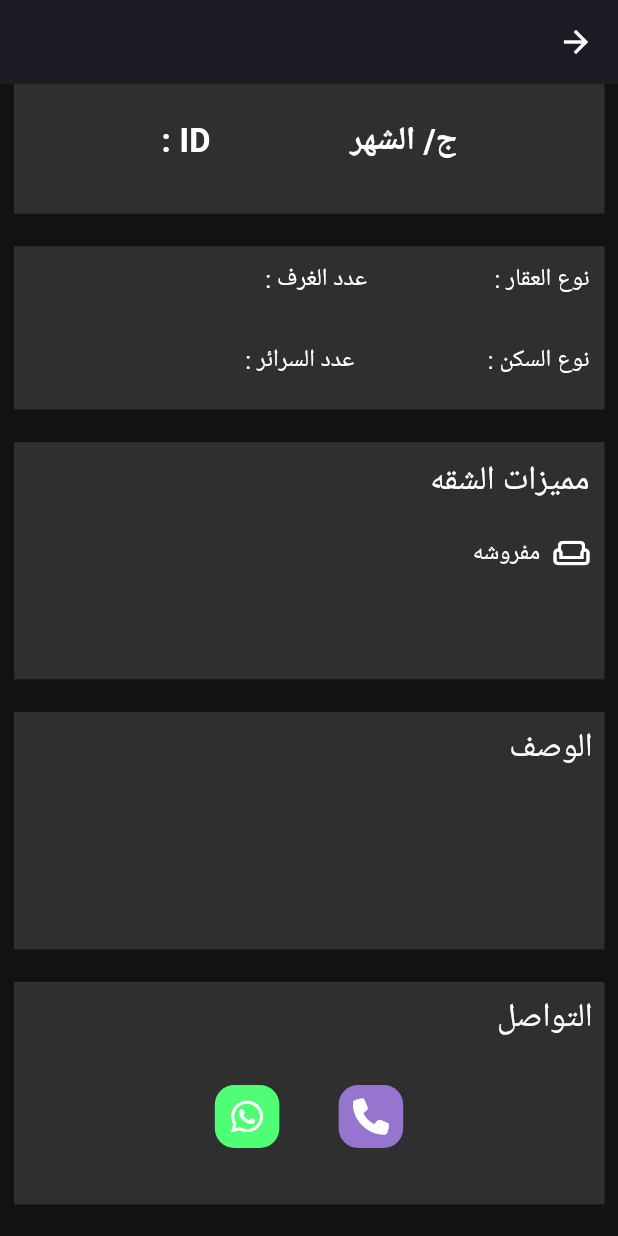
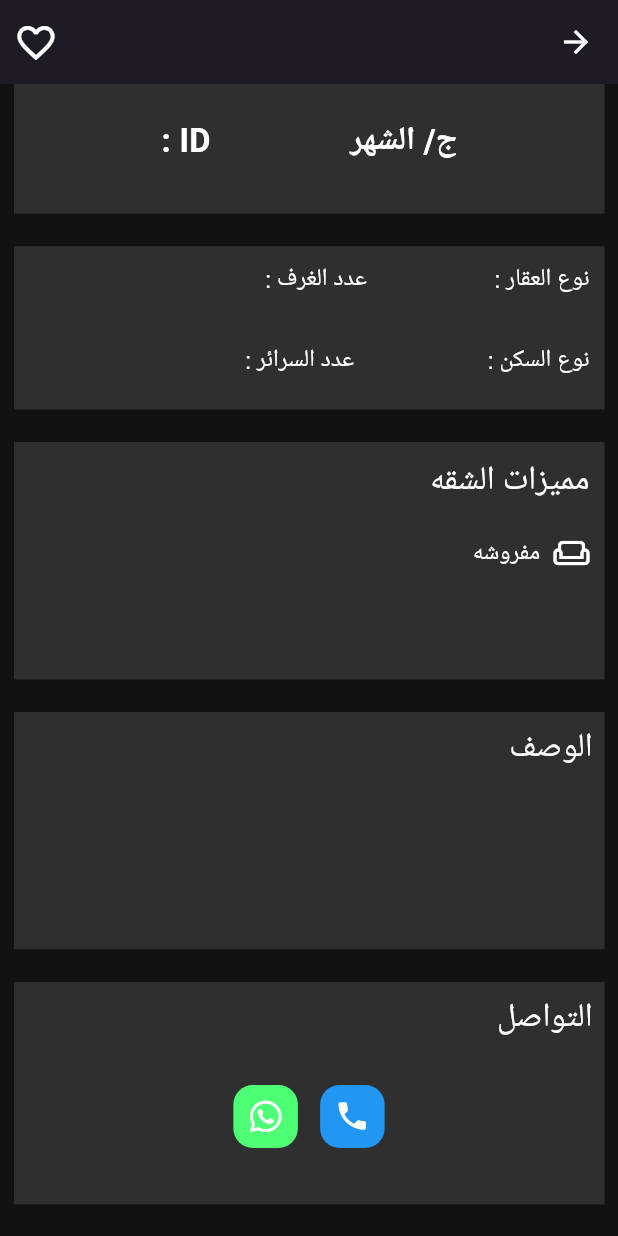
Before and after one commit to aymanaboelela/House_App, a Flutter app: the ProductView screen opened directly with empty values, scrolled down 230 dp, on a phone screen of 412 x 824 dp. Run offline on Flutter 3.47's test engine with Material 3 defaults, Android fonts, the phone set to English and light mode, and no system bars; drawn by our look-alikes of carousel_slider; our stand-ins replace awesome_dialog, bloc, cached_network_image, cloud_firestore, concentric_transition, curved_navigation_bar and 10 more; accounts and stored records are empty; Roboto replaces fonts that are missing (Cairo).

Commit message:
create cubit in Favorites product

```diff
--- a/lib/Features/home/Presentation/views/home_view.dart
+++ b/lib/Features/home/Presentation/views/home_view.dart
@@ -83,7 +83,6 @@ class _HomeViewState extends State<HomeView> {
                       childCount: data.length,
                       (context, index) {
                         return CustomProduct(
-                          indix: index,
                           data: data[index],
                         );
                       },
--- a/lib/Features/home/Presentation/widgets/cool_item.dart
+++ b/lib/Features/home/Presentation/widgets/cool_item.dart
@@ -8,8 +8,12 @@ import '../../data/cubit/coll/coll_cubit.dart';
 import '../../data/models/house_model.dart';
 
 class CollItem extends StatelessWidget {
-  const CollItem({super.key, required this.data});
+  const CollItem({
+    super.key,
+    required this.data,
+  });
   final HouseModel data;
+
   @override
   Widget build(BuildContext context) {
     return BlocBuilder<CollCubit, CollState>(
--- a/lib/Features/navbar/presentation/views/favoret_view.dart
+++ b/lib/Features/navbar/presentation/views/favoret_view.dart
@@ -2,6 +2,8 @@ import 'package:flutter/material.dart';
 import 'package:google_fonts/google_fonts.dart';
 
 import '../../../home/Presentation/widgets/costom_prodact.dart';
+
+import '../../../home/data/cubit/favoret/favoret_cubit.dart';
 import '../../../home/data/models/house_model.dart';
 
 class FavoriteProductsView extends StatelessWidget {
@@ -20,7 +22,9 @@ class FavoriteProductsView extends StatelessWidget {
           itemCount: FavoriteProducts.products.length,
           itemBuilder: (context, index) {
             HouseModel data = FavoriteProducts.products[index];
-            return CustomProduct(data: data,indix: index, );
+            return CustomProduct(
+              data: data,
+            );
           },
         ),
       ),
--- a/lib/Features/product/presentation/view/product_view.dart
+++ b/lib/Features/product/presentation/view/product_view.dart
@@ -1,7 +1,5 @@
-import 'package:cloud_firestore/cloud_firestore.dart';
 import 'package:flutter/material.dart';
-import 'package:flutter_bloc/flutter_bloc.dart';
-import 'package:house_app_one/Features/home/data/cubit/favoret/favoret_cubit.dart';
+import 'package:house_app_one/Features/home/Presentation/widgets/favoret_item.dart';
 import 'package:house_app_one/core/utils/responsive.dart';
 import '../../../home/data/models/house_model.dart';
 import '../widgets/custom_ProductItem.dart';
@@ -28,23 +26,7 @@ class _ProductViewState extends State<ProductView> {
   Widget build(BuildContext context) {
     return Scaffold(
       appBar: AppBar(
-        actions: [
-          // IconButton(
-          //   onPressed: () {
-          //     // BlocProvider.of<FavoretCubit>(context).setData( );
-          //   },
-          //   icon: BlocProvider.of<FavoretCubit>(context).isfavorite
-          //       ? Icon(
-          //           Icons.favorite,
-          //           size: SizeConfig.defaultSize! * 3.5,
-          //         )
-          //       : Icon(Icons.favorite_border,
-          //           size: SizeConfig.defaultSize! * 3),
-          //   color: BlocProvider.of<FavoretCubit>(context).isfavorite
-          //       ? Colors.red
-          //       : Colors.grey,
-          // ),
-        ],
+        actions: [FavoretIconItem(data: widget.data)],
       ),
       body: Padding(
         padding: const EdgeInsets.symmetric(horizontal: 9),
@@ -70,7 +52,9 @@ class _ProductViewState extends State<ProductView> {
                 description: widget.data.description,
               ),
               const SizeVertical(value: 2.2),
-              const CustomProductCall(),
+              CustomProductCall(
+                data: widget.data,
+              ),
               const SizeVertical(value: 2.2),
             ],
           ),
--- a/lib/Features/product/presentation/widgets/custum_product_coll.dart
+++ b/lib/Features/product/presentation/widgets/custum_product_coll.dart
@@ -1,14 +1,14 @@
 import 'package:flutter/material.dart';
-import 'package:font_awesome_flutter/font_awesome_flutter.dart';
 import 'package:google_fonts/google_fonts.dart';
+import 'package:house_app_one/Features/home/Presentation/widgets/cool_item.dart';
+import 'package:house_app_one/Features/home/data/models/house_model.dart';
 import '../../../../core/utils/responsive.dart';
-import '../../../home/Presentation/widgets/custom_coll.dart';
-
 class CustomProductCall extends StatelessWidget {
   const CustomProductCall({
     super.key,
+    required this.data,
   });
-
+  final HouseModel data;
   @override
   Widget build(BuildContext context) {
     return Container(
@@ -29,16 +29,8 @@ class CustomProductCall extends StatelessWidget {
             const SizeVertical(value: 3),
             Row(
               mainAxisAlignment: MainAxisAlignment.center,
-              children: [
-                CustomColl(
-                  color: Colors.deepPurple[300],
-                  icon: FontAwesomeIcons.phone,
-                  onTap: () {},
-                ),
-                const SizeHorizontal(value: 4),
-                CustomColl(icon: FontAwesomeIcons.whatsapp,  color:const Color(0xFF4EFF75), onTap: () {})
-              ],
-            )
+              children: [CollItem(data: data)],
+            ),
           ],
         ),
       ),
```
Also changed, not shown: lib/Features/home/Presentation/widgets/costom_prodact.dart (+3 -44 lines), lib/Features/home/Presentation/widgets/favoret_item.dart (+11 -22 lines), lib/Features/home/data/cubit/favoret/favoret_cubit.dart (+27 -9 lines).
